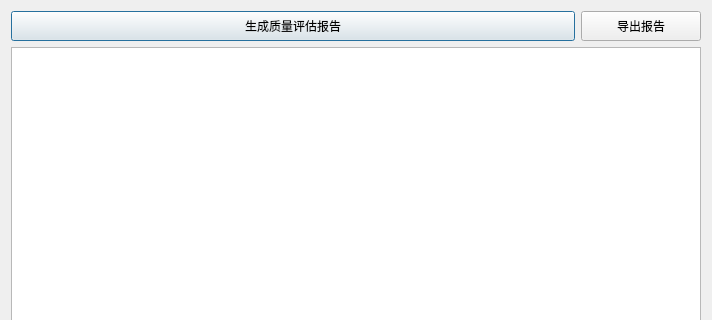
ineed2underfit/pyqt_apriori, file ui_page/page_6.ui: the form before one commit; both pictures show x 0 to 712 and y 0 to 320 of the 712 by 484 pixel window.
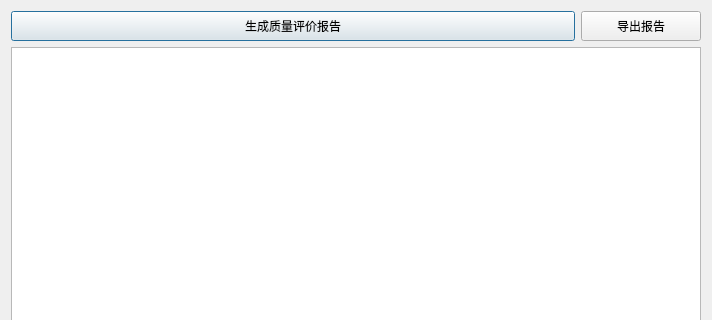
The form after the commit.

Commit message: 实现要求: 命名 评估 -> 评价

```diff
--- a/ui_page/page_6.ui
+++ b/ui_page/page_6.ui
@@ -31,7 +31,7 @@
         </size>
        </property>
        <property name="text">
-        <string>生成质量评估报告</string>
+        <string>生成质量评价报告</string>
        </property>
        <property name="checkable">
         <bool>false</bool>
```
The commit also changes 8 other files.
